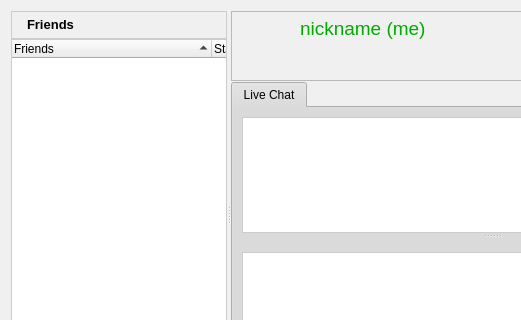
Qt form retroshare-gui/src/gui/PeersDialog.ui (RetroShare/RetroShare) before a commit; both pictures show x 0 to 521 and y 0 to 320 of the 764 by 428 pixel window.
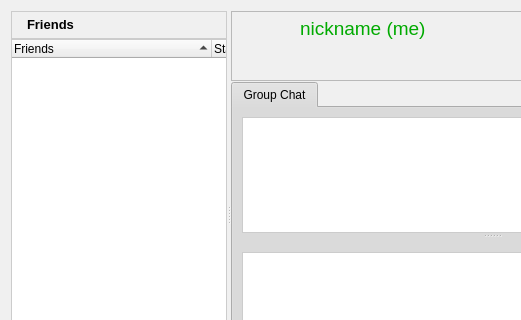
The same form after that commit. Icons and pictures are not drawn.

Commit message:
- Change methods of RsMsgs from "std::string" to "const std::string&" - Fixed sent messages doesn't get the flag RS_MSG_FLAGS_NEW - Rework reply and forward message, now the replied or forwarded message gets the state and not the answer itself - Added RsMsgParentId (with test) to save the parent of the message in draft - Change methods of MessageComposer from "std::string" to "QString" - Show image in the message row in MessagesDialog again - Fixed umlauts in recommended files in MessageComposer - Renamed tab "Live Chat" in "Group Chat" - Fixed german translation
recompile of the GUI needed

What changed in the file:
```diff
--- a/retroshare-gui/src/gui/PeersDialog.ui
+++ b/retroshare-gui/src/gui/PeersDialog.ui
@@ -899,7 +899,7 @@
          </property>
          <widget class="QWidget" name="tab">
           <attribute name="title">
-           <string>Live Chat</string>
+           <string>Group Chat</string>
           </attribute>
           <layout class="QGridLayout" name="gridLayout_3">
            <item row="0" column="0">
```
The commit also changes 21 other files.
